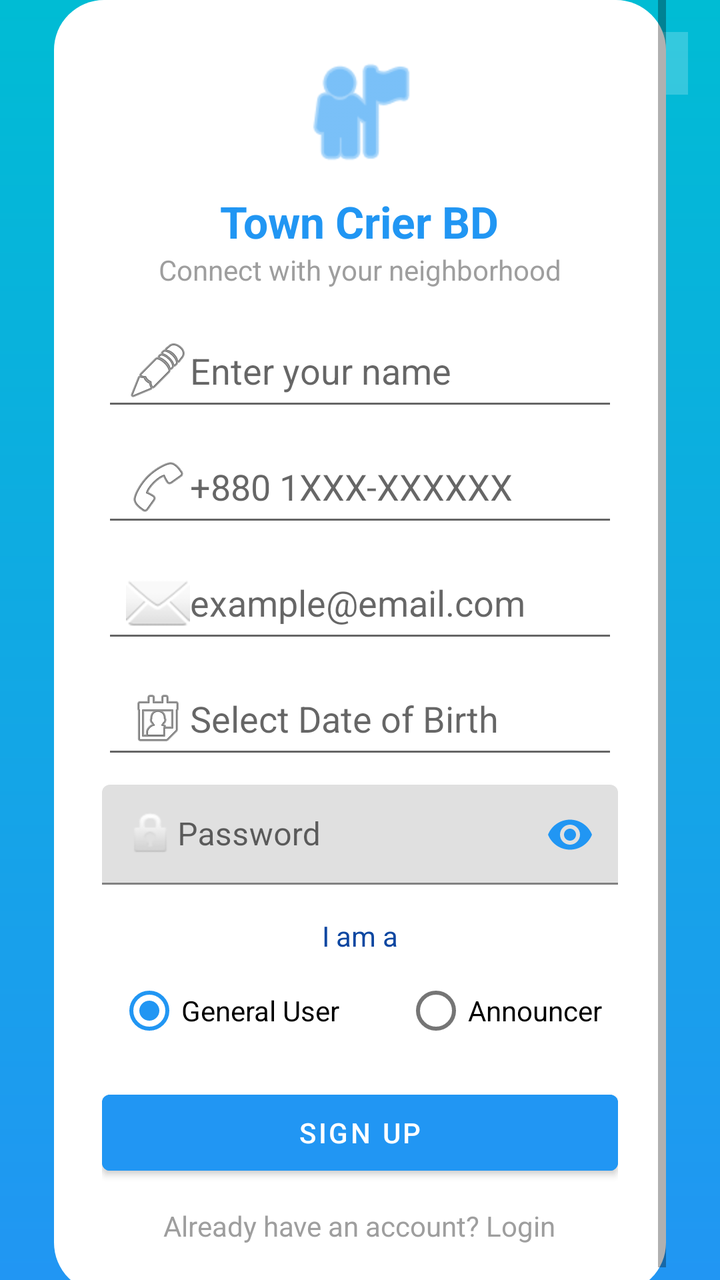
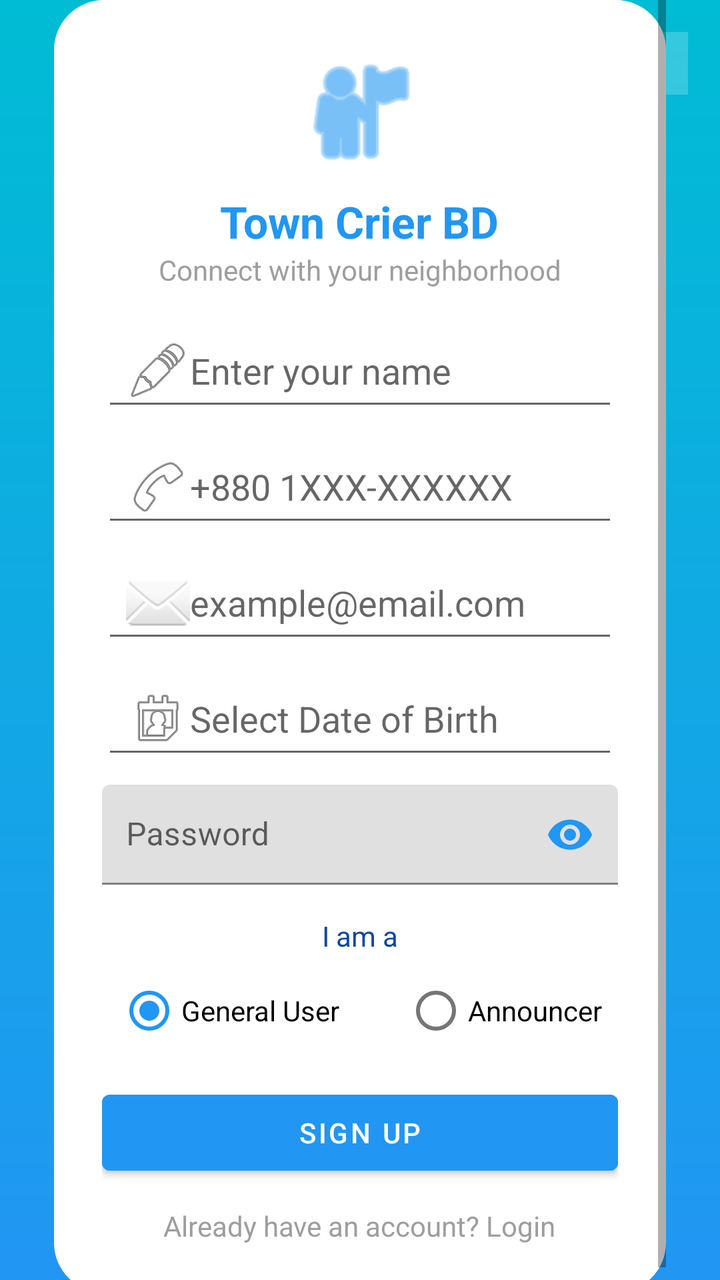

Two renders of the same Android screen: before a commit and after it. Below are the layout's source before the change and the commit's diff.
<!-- AndroidManifest.xml: application theme Theme.TownCrierBD -->
<!-- res/layout/activity_signup.xml -->
<androidx.constraintlayout.widget.ConstraintLayout
    xmlns:android="http://schemas.android.com/apk/res/android"
    xmlns:app="http://schemas.android.com/apk/res-auto"
    android:layout_width="match_parent"
    android:layout_height="match_parent"
    android:background="@drawable/bg_gradient">

    
    <TextView
        android:id="@+id/tvLangToggle"
        android:layout_width="wrap_content"
        android:layout_height="wrap_content"
        android:text="Switch to বাংলা"
        android:textColor="#FFFFFF"
        android:textSize="13sp"
        android:textStyle="bold"
        android:background="#33FFFFFF"
        android:paddingStart="12dp"
        android:paddingEnd="12dp"
        android:paddingTop="6dp"
        android:paddingBottom="6dp"
        android:clickable="true"
        android:focusable="true"
        app:layout_constraintTop_toTopOf="parent"
        app:layout_constraintEnd_toEndOf="parent"
        android:layout_marginTop="16dp"
        android:layout_marginEnd="16dp"/>

    <ScrollView
        android:id="@+id/mainScroll"
        android:layout_width="0dp"
        android:layout_height="wrap_content"
        app:layout_constraintWidth_percent="0.85"
        app:layout_constraintTop_toTopOf="parent"
        app:layout_constraintBottom_toBottomOf="parent"
        app:layout_constraintStart_toStartOf="parent"
        app:layout_constraintEnd_toEndOf="parent">

        <LinearLayout
            android:layout_width="match_parent"
            android:layout_height="wrap_content"
            android:orientation="vertical"
            android:gravity="center"
            android:background="@drawable/bg_card"
            android:padding="24dp">

            <ImageView
                android:layout_width="64dp"
                android:layout_height="64dp"
                android:src="@android:drawable/ic_menu_myplaces"
                app:tint="@color/blue_start"
                android:contentDescription="@string/app_name" />

            <TextView
                android:id="@+id/tvAppName"
                android:layout_width="wrap_content"
                android:layout_height="wrap_content"
                android:text="Town Crier BD"
                android:textColor="@color/blue_start"
                android:textStyle="bold"
                android:textSize="22sp"
                android:layout_marginTop="8dp" />

            <TextView
                android:id="@+id/tvSubtitle"
                android:layout_width="wrap_content"
                android:layout_height="wrap_content"
                android:text="Connect with your neighborhood"
                android:textColor="@color/hint_gray"
                android:layout_marginBottom="16dp" />

            <EditText
                android:id="@+id/etName"
                android:layout_width="match_parent"
                android:layout_height="50dp"
                android:hint="Enter your name"
                android:drawableStart="@android:drawable/ic_menu_edit"
                android:inputType="textPersonName"
                android:padding="12dp"/>

            <EditText
                android:id="@+id/etPhone"
                android:layout_width="match_parent"
                android:layout_height="50dp"
                android:hint="+880 1XXX-XXXXXX"
                android:drawableStart="@android:drawable/ic_menu_call"
                android:inputType="phone"
                android:padding="12dp"
                android:layout_marginTop="8dp"/>

            <EditText
                android:id="@+id/etEmail"
                android:layout_width="match_parent"
                android:layout_height="50dp"
                android:hint="example@email.com"
                android:drawableStart="@android:drawable/ic_dialog_email"
                android:inputType="textEmailAddress"
                android:padding="12dp"
                android:layout_marginTop="8dp"/>

            <EditText
                android:id="@+id/etDob"
                android:layout_width="match_parent"
                android:layout_height="50dp"
                android:hint="Select Date of Birth"
                android:drawableStart="@android:drawable/ic_menu_my_calendar"
                android:focusable="false"
                android:clickable="true"
                android:padding="12dp"
                android:layout_marginTop="8dp" />

            <com.google.android.material.textfield.TextInputLayout
                android:layout_width="match_parent"
                android:layout_height="wrap_content"
                app:endIconMode="password_toggle"
                app:endIconTint="@color/blue_start"
                android:layout_marginTop="8dp">

                <com.google.android.material.textfield.TextInputEditText
                    android:id="@+id/etPassword"
                    android:layout_width="match_parent"
                    android:layout_height="50dp"
                    android:hint="Password"
                    android:drawableStart="@android:drawable/ic_lock_idle_lock"
                    android:inputType="textPassword"
                    android:padding="12dp"/>
            </com.google.android.material.textfield.TextInputLayout>

            <TextView
                android:id="@+id/tvIAm"
                android:layout_width="wrap_content"
                android:layout_height="wrap_content"
                android:text="I am a"
                android:textColor="@color/text_primary"
                android:layout_marginTop="16dp"/>

            <RadioGroup
                android:id="@+id/rgRole"
                android:layout_width="wrap_content"
                android:layout_height="wrap_content"
                android:orientation="horizontal"
                android:gravity="center"
                android:layout_marginTop="4dp">

                <RadioButton
                    android:id="@+id/rbGeneral"
                    android:layout_width="wrap_content"
                    android:layout_height="wrap_content"
                    android:text="General User"
                    android:checked="true"/>

                <RadioButton
                    android:id="@+id/rbAnnouncer"
                    android:layout_width="wrap_content"
                    android:layout_height="wrap_content"
                    android:text="Announcer"
                    android:layout_marginStart="32dp"/>
            </RadioGroup>

            <Button
                android:id="@+id/btnSignup"
                android:layout_width="match_parent"
                android:layout_height="50dp"
                android:text="Sign Up"
                android:textColor="@color/white"
                android:backgroundTint="@color/blue_start"
                android:layout_marginTop="12dp"/>

            <TextView
                android:id="@+id/tvGotoLogin"
                android:layout_width="wrap_content"
                android:layout_height="wrap_content"
                android:text="Already have an account? Login"
                android:textColor="@color/hint_gray"
                android:layout_marginTop="12dp"/>
        </LinearLayout>
    </ScrollView>
</androidx.constraintlayout.widget.ConstraintLayout>
<!-- resources referenced by this layout -->
<resources>
  <color name="blue_start">#2196F3</color>
  <color name="hint_gray">#9E9E9E</color>
  <color name="text_primary">#0D47A1</color>
  <color name="white">#FFFFFF</color>
  <!-- drawable bg_card (drawable) -->
  <shape xmlns:android="http://schemas.android.com/apk/res/android">
      <solid android:color="@color/white"/>
      <corners android:radius="25dp"/>
      <padding
          android:left="20dp"
          android:top="20dp"
          android:right="20dp"
          android:bottom="20dp"/>
  </shape>
  <!-- drawable bg_gradient (drawable) -->
  <shape xmlns:android="http://schemas.android.com/apk/res/android" android:shape="rectangle">
      <gradient
          android:startColor="@color/blue_start"
          android:endColor="@color/blue_end"
          android:angle="90"/>
  </shape>
  <string name="app_name">TownCrierBD</string>
  <style name="Theme.TownCrierBD" parent="Theme.MaterialComponents.Light.NoActionBar">
  
          <item name="colorPrimary">@color/blue_end</item>
          <item name="colorPrimaryVariant">@color/blue_start</item>
          <item name="colorOnPrimary">@color/white</item>
  
          <item name="colorSecondary">@color/blue_start</item>
          <item name="colorSecondaryVariant">@color/blue_end</item>
          <item name="colorOnSecondary">@color/white</item>
  
          <item name="android:forceDarkAllowed" tools:targetApi="q">false</item>
  
          <item name="android:statusBarColor">@color/blue_start</item>
          <item name="android:navigationBarColor">@color/blue_start</item>
  
          <item name="spinnerStyle">@style/TownCrierBD.SpinnerStyle</item>
      </style>
  <color name="blue_end">#00BCD4</color>
  <style name="TownCrierBD.SpinnerStyle" parent="Widget.AppCompat.Spinner">
      <item name="android:popupBackground">@drawable/bg_spinner_popup_white</item>
          <item name="popupTheme">@style/TownCrierBD.PopupTheme</item>
      </style>
  <!-- drawable bg_spinner_popup_white (drawable) -->
  <?xml version="1.0" encoding="utf-8"?>
  <shape xmlns:android="http://schemas.android.com/apk/res/android">
      <solid android:color="#FFFFFF"/>
      <corners android:radius="16dp"/>
      <padding
          android:left="8dp"
          android:top="8dp"
          android:right="8dp"
          android:bottom="8dp"/>
  </shape>
  <style name="TownCrierBD.PopupTheme" parent="ThemeOverlay.MaterialComponents.Light">
          <item name="android:popupBackground">@drawable/bg_spinner_popup_white</item>
      </style>
</resources>

<!-- the commit's change to res/layout/activity_signup.xml (unified diff, before → after) -->
@@ -78,6 +78,7 @@
                 android:inputType="textPersonName"
                 android:padding="12dp"/>
 
+            
             <EditText
                 android:id="@+id/etPhone"
                 android:layout_width="match_parent"
@@ -88,6 +89,7 @@
                 android:padding="12dp"
                 android:layout_marginTop="8dp"/>
 
+            
             <EditText
                 android:id="@+id/etEmail"
                 android:layout_width="match_parent"
@@ -109,7 +111,9 @@
                 android:padding="12dp"
                 android:layout_marginTop="8dp" />
 
+            
             <com.google.android.material.textfield.TextInputLayout
+                android:id="@+id/tilPassword"
                 android:layout_width="match_parent"
                 android:layout_height="wrap_content"
                 app:endIconMode="password_toggle"
@@ -121,7 +125,6 @@
                     android:layout_width="match_parent"
                     android:layout_height="50dp"
                     android:hint="Password"
-                    android:drawableStart="@android:drawable/ic_lock_idle_lock"
                     android:inputType="textPassword"
                     android:padding="12dp"/>
             </com.google.android.material.textfield.TextInputLayout>
